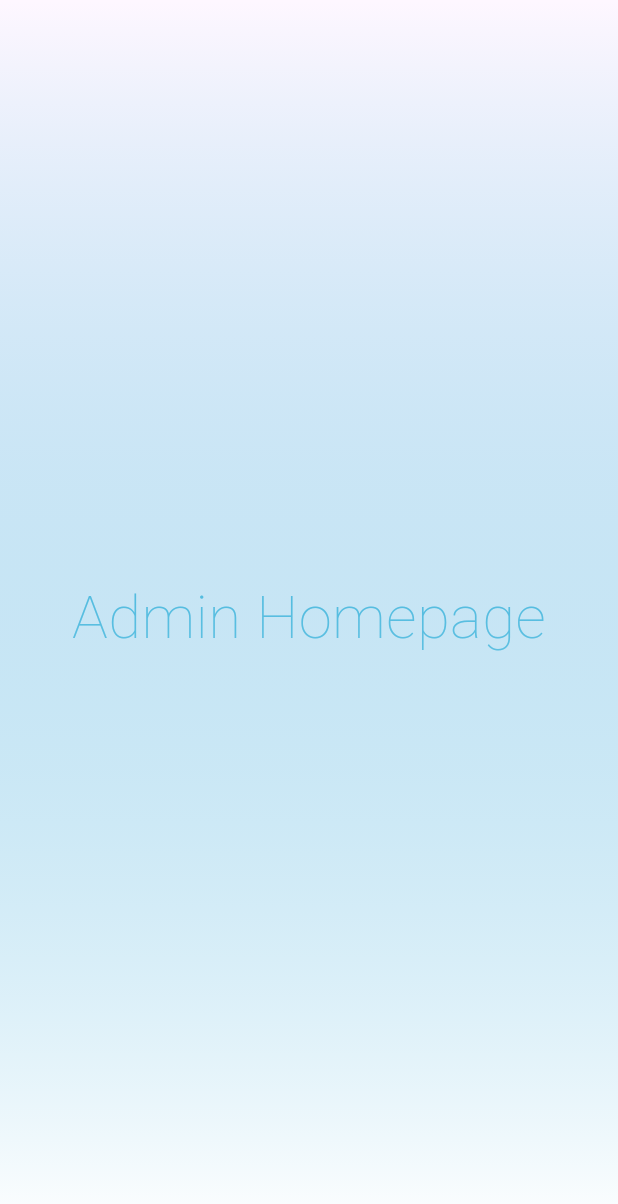
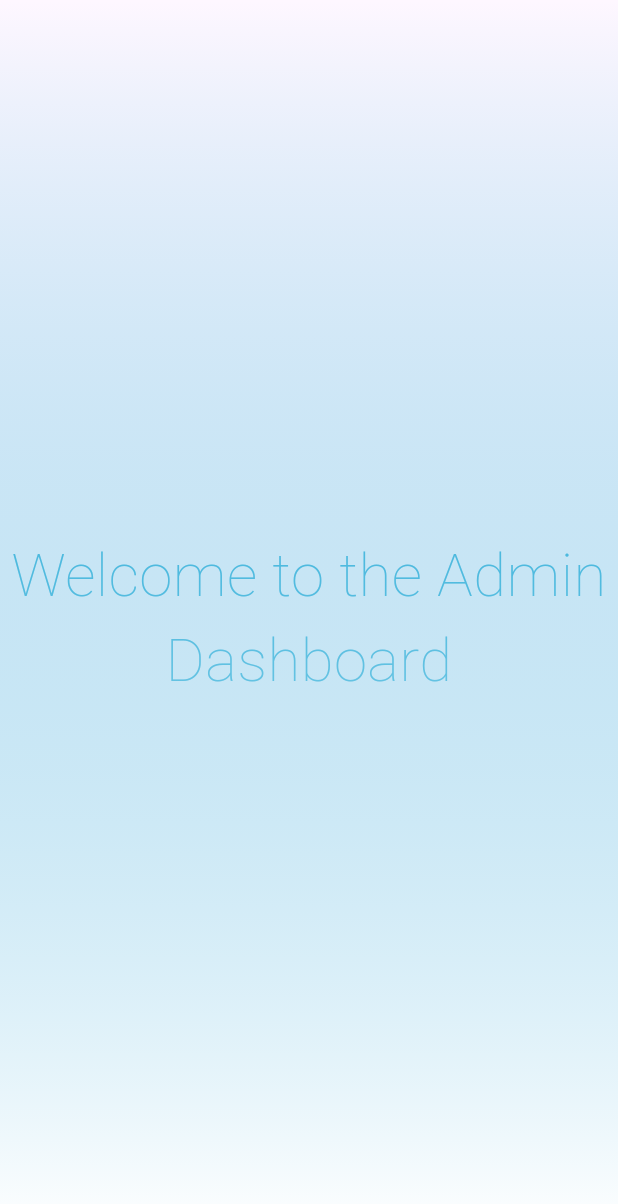
Before and after one commit to cepdnaclk/e19-co227-Empowering-Counselors-and-Students-through-Interactive-Web-and-Mobile-App, a Flutter app: the AdminHome screen opened directly, on a phone screen of 412 x 824 dp. Shown: the top 1204 px of the screen. Run offline on Flutter 3.47's test engine with Material 2 defaults, Android fonts, the phone set to English and light mode, and no system bars; our stand-ins replace animate_do, awesome_dialog, firebase_auth, firebase_core, logger, responsive_framework and 1 more; accounts and stored records are empty; statements that could not run were skipped.

Commit message:
Admin home updated

```diff
--- a/bloomi_web/lib/screens/Admin/screens/admin_home.dart
+++ b/bloomi_web/lib/screens/Admin/screens/admin_home.dart
@@ -15,8 +15,8 @@ class _AdminHomeState extends State<AdminHome> {
     return const Scaffold(
       body: Stack(
         children: [
-          Center(child: CustomText("Admin Homepage")),
-          BackgroundColorGradient()
+          Center(child: CustomText("Welcome to the Admin Dashboard")),
+          BackgroundColorGradient(),
         ],
       ),
     );
```
